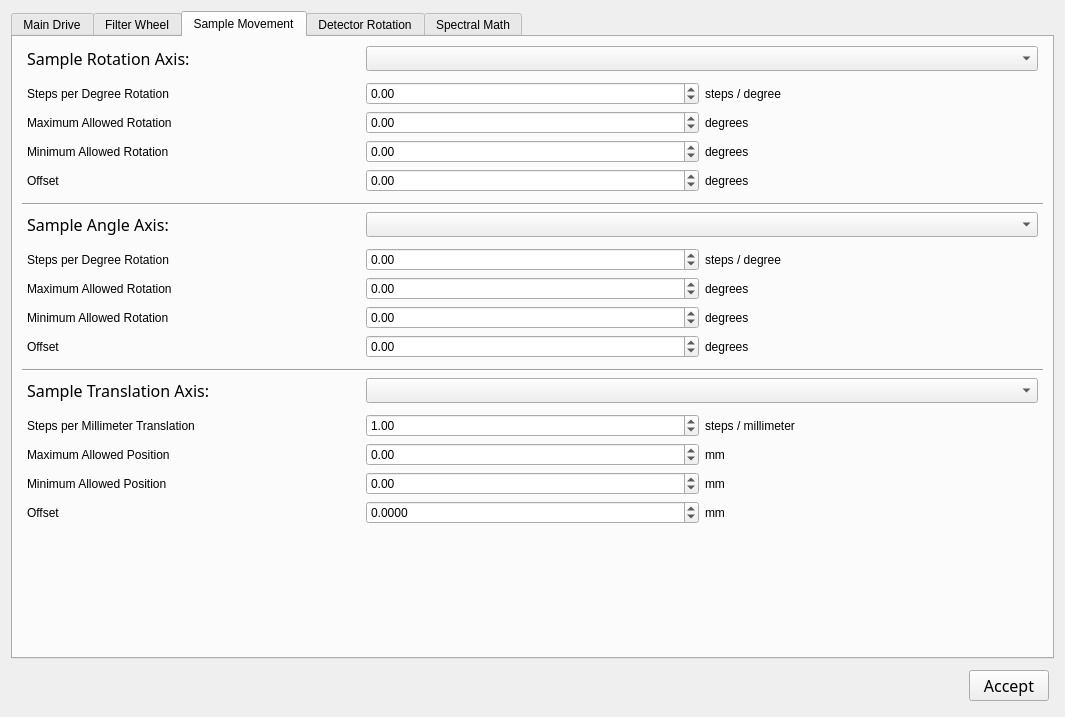
mitbailey/MMC, file ui/machine_config.ui: the form before one commit.
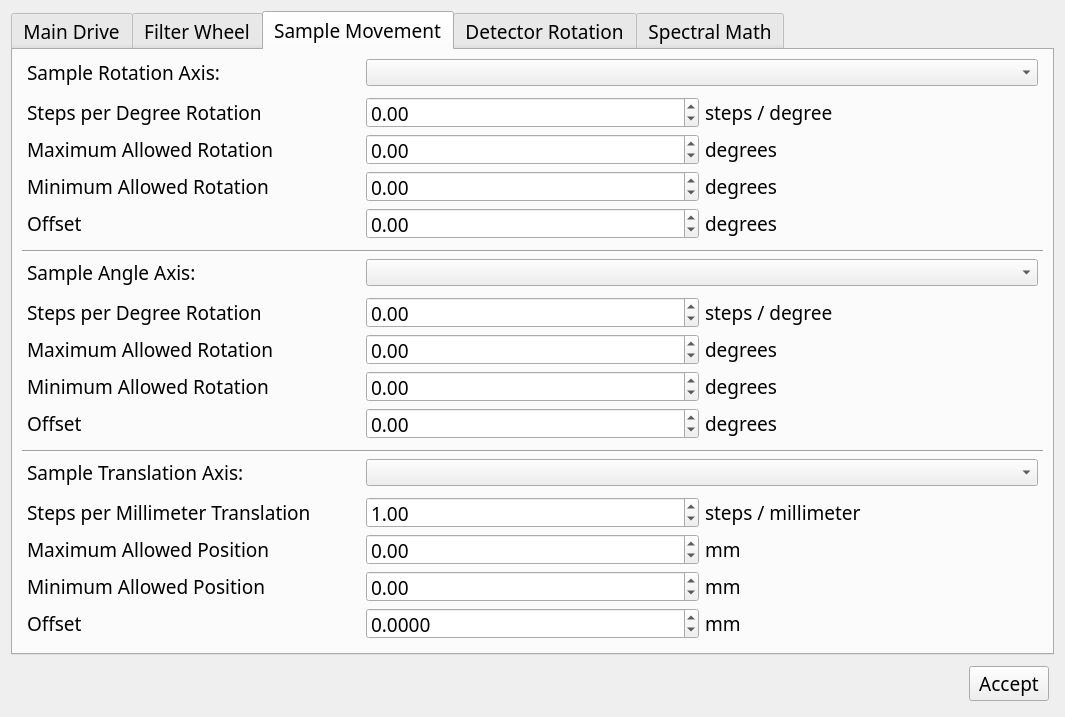
The form after the commit. The open tabs and pages were chosen to show the change.

What changed in the file:
```diff
--- a/ui/machine_config.ui
+++ b/ui/machine_config.ui
@@ -22,6 +22,12 @@
   <layout class="QVBoxLayout" name="verticalLayout_2">
    <item>
     <widget class="QTabWidget" name="tabWidget">
+     <property name="font">
+      <font>
+       <family>Bahnschrift</family>
+       <pointsize>14</pointsize>
+      </font>
+     </property>
      <property name="tabShape">
       <enum>QTabWidget::Rounded</enum>
      </property>
@@ -635,8 +641,8 @@
           <widget class="QLabel" name="label_19">
            <property name="font">
             <font>
-             <family>Segoe UI Semibold</family>
-             <pointsize>12</pointsize>
+             <family>Bahnschrift SemiBold</family>
+             <pointsize>14</pointsize>
             </font>
            </property>
            <property name="text">
@@ -654,8 +660,8 @@
            </property>
            <property name="font">
             <font>
-             <family>Segoe UI</family>
-             <pointsize>10</pointsize>
+             <family>Bahnschrift</family>
+             <pointsize>14</pointsize>
             </font>
            </property>
           </widget>
@@ -678,6 +684,12 @@
          </property>
          <item row="2" column="0">
           <widget class="QLabel" name="label_26">
+           <property name="font">
+            <font>
+             <family>Bahnschrift SemiBold</family>
+             <pointsize>14</pointsize>
+            </font>
+           </property>
            <property name="text">
             <string>Minimum Allowed Rotation</string>
            </property>
@@ -685,6 +697,12 @@
          </item>
          <item row="1" column="0">
           <widget class="QLabel" name="label_25">
+           <property name="font">
+            <font>
+             <family>Bahnschrift SemiBold</family>
+             <pointsize>14</pointsize>
+            </font>
+           </property>
            <property name="text">
             <string>Maximum Allowed Rotation</string>
            </property>
@@ -692,6 +710,12 @@
          </item>
          <item row="1" column="1">
           <widget class="QDoubleSpinBox" name="smr_max">
+           <property name="font">
+            <font>
+             <family>Bahnschrift</family>
+             <pointsize>14</pointsize>
+            </font>
+           </property>
            <property name="minimum">
             <double>-360.000000000000000</double>
            </property>
@@ -702,6 +726,12 @@
          </item>
          <item row="1" column="2">
           <widget class="QLabel" name="label_29">
+           <property name="font">
+            <font>
+             <family>Bahnschrift</family>
+             <pointsize>14</pointsize>
+            </font>
+           </property>
            <property name="text">
             <string>degrees</string>
            </property>
@@ -709,6 +739,12 @@
          </item>
          <item row="0" column="0">
           <widget class="QLabel" name="label_22">
+           <property name="font">
+            <font>
+             <family>Bahnschrift SemiBold</family>
+             <pointsize>14</pointsize>
+            </font>
+           </property>
            <property name="text">
             <string>Steps per Degree Rotation</string>
            </property>
@@ -716,6 +752,12 @@
          </item>
          <item row="2" column="1">
           <widget class="QDoubleSpinBox" name="smr_min">
+           <property name="font">
+            <font>
+             <family>Bahnschrift</family>
+             <pointsize>14</pointsize>
+            </font>
+           </property>
            <property name="minimum">
             <double>-360.000000000000000</double>
            </property>
@@ -726,6 +768,12 @@
          </item>
          <item row="2" column="2">
           <widget class="QLabel" name="label_30">
+           <property name="font">
+            <font>
+             <family>Bahnschrift</family>
+             <pointsize>14</pointsize>
+            </font>
+           </property>
            <property name="text">
             <string>degrees</string>
            </property>
@@ -733,6 +781,12 @@
          </item>
          <item row="0" column="1">
           <widget class="QDoubleSpinBox" name="smr_steps_per_deg">
+           <property name="font">
+            <font>
+             <family>Bahnschrift</family>
+             <pointsize>14</pointsize>
+            </font>
+           </property>
            <property name="minimum">
             <double>-9999999.000000000000000</double>
            </property>
@@ -743,6 +797,12 @@
          </item>
          <item row="3" column="0">
           <widget class="QLabel" name="label_8">
+           <property name="font">
+            <font>
+             <family>Bahnschrift SemiBold</family>
+             <pointsize>14</pointsize>
+            </font>
+           </property>
            <property name="text">
             <string>Offset</string>
            </property>
@@ -750,6 +810,12 @@
          </item>
          <item row="3" column="1">
           <widget class="QDoubleSpinBox" name="sr_offset">
+           <property name="font">
+            <font>
+             <family>Bahnschrift</family>
+             <pointsize>14</pointsize>
+            </font>
+           </property>
            <property name="minimum">
             <double>-360.000000000000000</double>
            </property>
@@ -760,6 +826,12 @@
          </item>
          <item row="3" column="2">
           <widget class="QLabel" name="label_49">
+           <property name="font">
+            <font>
+             <family>Bahnschrift</family>
+             <pointsize>14</pointsize>
+            </font>
+           </property>
            <property name="text">
             <string>degrees</string>
            </property>
@@ -767,6 +839,12 @@
          </item>
          <item row="0" column="2">
           <widget class="QLabel" name="label_50">
+           <property name="font">
+            <font>
+             <family>Bahnschrift</family>
+             <pointsize>14</pointsize>
+            </font>
+           </property>
            <property name="text">
             <string>steps / degree</string>
            </property>
@@ -776,6 +854,12 @@
        </item>
        <item>
         <widget class="Line" name="line_6">
+         <property name="font">
+          <font>
+           <family>Bahnschrift</family>
+           <pointsize>14</pointsize>
+          </font>
+         </property>
          <property name="orientation">
           <enum>Qt::Horizontal</enum>
          </property>
@@ -799,8 +883,8 @@
           <widget class="QLabel" name="label_47">
            <property name="font">
             <font>
-             <family>Segoe UI Semibold</family>
-             <pointsize>12</pointsize>
+             <family>Bahnschrift SemiBold</family>
+             <pointsize>14</pointsize>
             </font>
            </property>
            <property name="text">
@@ -818,8 +902,8 @@
            </property>
            <property name="font">
             <font>
-             <family>Segoe UI</family>
-             <pointsize>10</pointsize>
+             <family>Bahnschrift</family>
+             <pointsize>14</pointsize>
             </font>
            </property>
           </widget>
@@ -842,6 +926,12 @@
          </property>
          <item row="3" column="0">
           <widget class="QLabel" name="label_48">
+           <property name="font">
+            <font>
+             <family>Bahnschrift SemiBold</family>
+             <pointsize>14</pointsize>
+            </font>
+           </property>
            <property name="text">
             <string>Minimum Allowed Rotation</string>
            </property>
@@ -849,6 +939,12 @@
          </item>
          <item row="1" column="0">
           <widget class="QLabel" name="label_51">
+           <property name="font">
+            <font>
+             <family>Bahnschrift SemiBold</family>
+             <pointsize>14</pointsize>
+            </font>
+           </property>
            <property name="text">
             <string>Steps per Degree Rotation</string>
            </property>
@@ -856,6 +952,12 @@
          </item>
          <item row="2" column="1">
           <widget class="QDoubleSpinBox" name="sma_max">
+           <property name="font">
+            <font>
+             <family>Bahnschrift</family>
+             <pointsize>14</pointsize>
+            </font>
+           </property>
            <property name="minimum">
             <double>-360.000000000000000</double>
            </property>
@@ -866,6 +968,12 @@
          </item>
          <item row="3" column="2">
           <widget class="QLabel" name="label_55">
+           <property name="font">
+            <font>
+             <family>Bahnschrift</family>
+             <pointsize>14</pointsize>
+            </font>
+           </property>
            <property name="text">
             <string>degrees</string>
            </property>
@@ -873,6 +981,12 @@
          </item>
          <item row="3" column="1">
           <widget class="QDoubleSpinBox" name="sma_min">
+           <property name="font">
+            <font>
+             <family>Bahnschrift</family>
+             <pointsize>14</pointsize>
+            </font>
+           </property>
            <property name="minimum">
             <double>-360.000000000000000</double>
            </property>
@@ -883,6 +997,12 @@
          </item>
          <item row="1" column="1">
           <widget class="QDoubleSpinBox" name="sma_steps_per_deg">
+           <property name="font">
+            <font>
+             <family>Bahnschrift</family>
+             <pointsize>14</pointsize>
+            </font>
+           </property>
            <property name="minimum">
             <double>-9999999.000000000000000</double>
            </property>
@@ -893,6 +1013,12 @@
          </item>
          <item row="4" column="2">
           <widget class="QLabel" name="label_60">
+           <property name="font">
+            <font>
+             <family>Bahnschrift</family>
+             <pointsize>14</pointsize>
+            </font>
+           </property>
            <property name="text">
             <string>degrees</string>
            </property>
@@ -900,6 +1026,12 @@
          </item>
          <item row="4" column="0">
           <widget class="QLabel" name="label_58">
+           <property name="font">
+            <font>
+             <family>Bahnschrift SemiBold</family>
+             <pointsize>14</pointsize>
+            </font>
+           </property>
            <property name="text">
             <string>Offset</string>
            </property>
@@ -907,6 +1039,12 @@
          </item>
          <item row="4" column="1">
           <widget class="QDoubleSpinBox" name="sa_offset">
+           <property name="font">
+            <font>
+             <family>Bahnschrift</family>
+             <pointsize>14</pointsize>
+            </font>
+           </property>
            <property name="minimum">
             <double>-360.000000000000000</double>
            </property>
@@ -917,6 +1055,12 @@
          </item>
          <item row="2" column="0">
           <widget class="QLabel" name="label_53">
+           <property name="font">
+            <font>
+             <family>Bahnschrift SemiBold</family>
+             <pointsize>14</pointsize>
+            </font>
+           </property>
            <property name="text">
             <string>Maximum Allowed Rotation</string>
            </property>
@@ -924,6 +1068,12 @@
          </item>
          <item row="2" column="2">
           <widget class="QLabel" name="label_54">
+           <property name="font">
+            <font>
+             <family>Bahnschrift</family>
+             <pointsize>14</pointsize>
+            </font>
+           </property>
            <property name="text">
             <string>degrees</string>
            </property>
@@ -931,6 +1081,12 @@
          </item>
          <item row="1" column="2">
           <widget class="QLabel" name="label_56">
+           <property name="font">
+            <font>
+             <family>Bahnschrift</family>
+             <pointsize>14</pointsize>
+            </font>
+           </property>
            <property name="text">
             <string>steps / degree</string>
            </property>
@@ -940,6 +1096,12 @@
        </item>
        <item>
         <widget class="Line" name="line_4">
+         <property name="font">
+          <font>
+           <family>Bahnschrift</family>
+           <pointsize>14</pointsize>
+          </font>
+         </property>
          <property name="orientation">
           <enum>Qt::Horizontal</enum>
          </property>
@@ -963,8 +1125,8 @@
           <widget class="QLabel" name="label_20">
            <property name="font">
             <font>
-             <family>Segoe UI Semibold</family>
-             <pointsize>12</pointsize>
+             <family>Bahnschrift SemiBold</family>
+             <pointsize>14</pointsize>
             </font>
            </property>
            <property name="text">
@@ -982,8 +1144,8 @@
            </property>
            <property name="font">
             <font>
-             <family>Segoe UI</family>
-             <pointsize>10</pointsize>
+             <family>Bahnschrift</family>
+             <pointsize>14</pointsize>
             </font>
            </property>
           </widget>
@@ -1006,6 +1168,12 @@
          </property>
          <item row="3" column="1">
           <widget class="QDoubleSpinBox" name="st_offset">
+           <property name="font">
+            <font>
+             <family>Bahnschrift</family>
+             <pointsize>14</pointsize>
+            </font>
+           </property>
            <property name="decimals">
             <number>4</number>
            </property>
@@ -1019,6 +1187,12 @@
          </item>
          <item row="1" column="0">
           <widget class="QLabel" name="label_27">
+           <property name="font">
+            <font>
+             <family>Bahnschrift SemiBold</family>
+             <pointsize>14</pointsize>
+            </font>
+           </property>
            <property name="text">
             <string>Maximum Allowed Position</string>
            </property>
@@ -1026,6 +1200,12 @@
          </item>
          <item row="2" column="2">
           <widget class="QLabel" name="label_32">
+           <property name="font">
+            <font>
+             <family>Bahnschrift</family>
+             <pointsize>14</pointsize>
+            </font>
+           </property>
            <property name="text">
             <string>mm</string>
            </property>
@@ -1033,6 +1213,12 @@
          </item>
          <item row="3" column="2">
           <widget class="QLabel" name="label_11">
+           <property name="font">
+            <font>
+             <family>Bahnschrift</family>
+             <pointsize>14</pointsize>
+            </font>
+           </property>
            <property name="text">
             <string>mm</string>
            </property>
@@ -1040,6 +1226,12 @@
          </item>
          <item row="1" column="2">
           <widget class="QLabel" name="label_31">
+           <property name="font">
+            <font>
+             <family>Bahnschrift</family>
+             <pointsize>14</pointsize>
+            </font>
+           </property>
            <property name="text">
             <string>mm</string>
            </property>
@@ -1047,6 +1239,12 @@
          </item>
          <item row="2" column="0">
           <widget class="QLabel" name="label_28">
+           <property name="font">
+            <font>
+             <family>Bahnschrift SemiBold</family>
+             <pointsize>14</pointsize>
+            </font>
+           </property>
            <property name="text">
             <string>Minimum Allowed Position</string>
            </property>
@@ -1054,6 +1252,12 @@
          </item>
          <item row="3" column="0">
           <widget class="QLabel" name="label_9">
+           <property name="font">
+            <font>
+             <family>Bahnschrift SemiBold</family>
+             <pointsize>14</pointsize>
+            </font>
+           </property>
            <property name="text">
             <string>Offset</string>
            </property>
@@ -1061,6 +1265,12 @@
          </item>
          <item row="2" column="1">
           <widget class="QDoubleSpinBox" name="smt_min">
+           <property name="font">
+            <font>
+             <family>Bahnschrift</family>
+             <pointsize>14</pointsize>
+            </font>
+           </property>
            <property name="minimum">
             <double>-360.000000000000000</double>
            </property>
@@ -1071,6 +1281,12 @@
          </item>
          <item row="1" column="1">
           <widget class="QDoubleSpinBox" name="smt_max">
+           <property name="font">
+            <font>
+             <family>Bahnschrift</family>
+             <pointsize>14</pointsize>
+            </font>
+           </property>
            <property name="minimum">
             <double>-360.000000000000000</double>
            </property>
@@ -1081,6 +1297,12 @@
          </item>
          <item row="0" column="0">
           <widget class="QLabel" name="label_23">
+           <property name="font">
+            <font>
+             <family>Bahnschrift SemiBold</family>
+             <pointsize>14</pointsize>
+            </font>
+           </property>
            <property name="text">
             <string>Steps per Millimeter Translation</string>
            </property>
@@ -1088,6 +1310,12 @@
          </item>
          <item row="0" column="1">
           <widget class="QDoubleSpinBox" name="smt_steps_per_deg">
+           <property name="font">
+            <font>
+             <family>Bahnschrift</family>
+             <pointsize>14</pointsize>
+            </font>
+           </property>
            <property name="minimum">
             <double>-9999999.000000000000000</double>
            </property>
@@ -1101,6 +1329,12 @@
          </item>
          <item row="0" column="2">
           <widget class="QLabel" name="label_10">
+           <property name="font">
+            <font>
+             <family>Bahnschrift</family>
+             <pointsize>14</pointsize>
+            </font>
+           </property>
            <property name="text">
             <string>steps / millimeter</string>
            </property>
@@ -1110,6 +1344,12 @@
        </item>
        <item>
         <spacer name="verticalSpacer_3">
+         <property name="font">
+          <font>
+           <family>Bahnschrift</family>
+           <pointsize>14</pointsize>
+          </font>
+         </property>
          <property name="orientation">
           <enum>Qt::Vertical</enum>
          </property>
@@ -1441,6 +1681,12 @@
      </property>
      <item>
       <spacer name="horizontalSpacer">
+       <property name="font">
+        <font>
+         <family>Bahnschrift</family>
+         <pointsize>14</pointsize>
+        </font>
+       </property>
        <property name="orientation">
         <enum>Qt::Horizontal</enum>
        </property>
@@ -1456,8 +1702,8 @@
       <widget class="QPushButton" name="mcw_accept">
        <property name="font">
         <font>
-         <family>Segoe UI Semibold</family>
-         <pointsize>12</pointsize>
+         <family>Bahnschrift</family>
+         <pointsize>14</pointsize>
         </font>
        </property>
        <property name="text">
```
Left out of the diff: 422 changed lines with no effect on the pictures.
